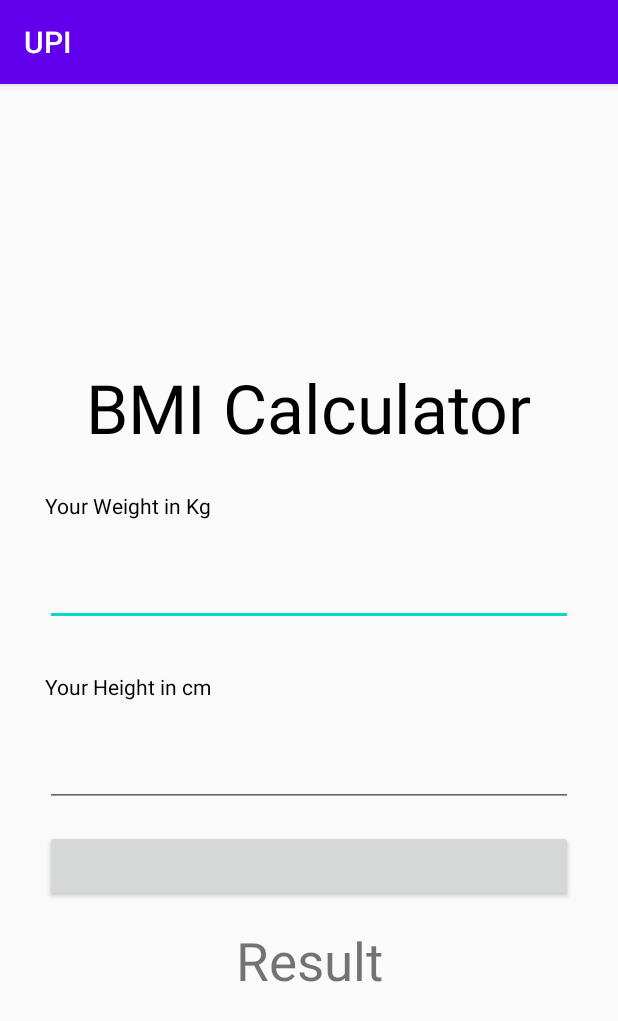
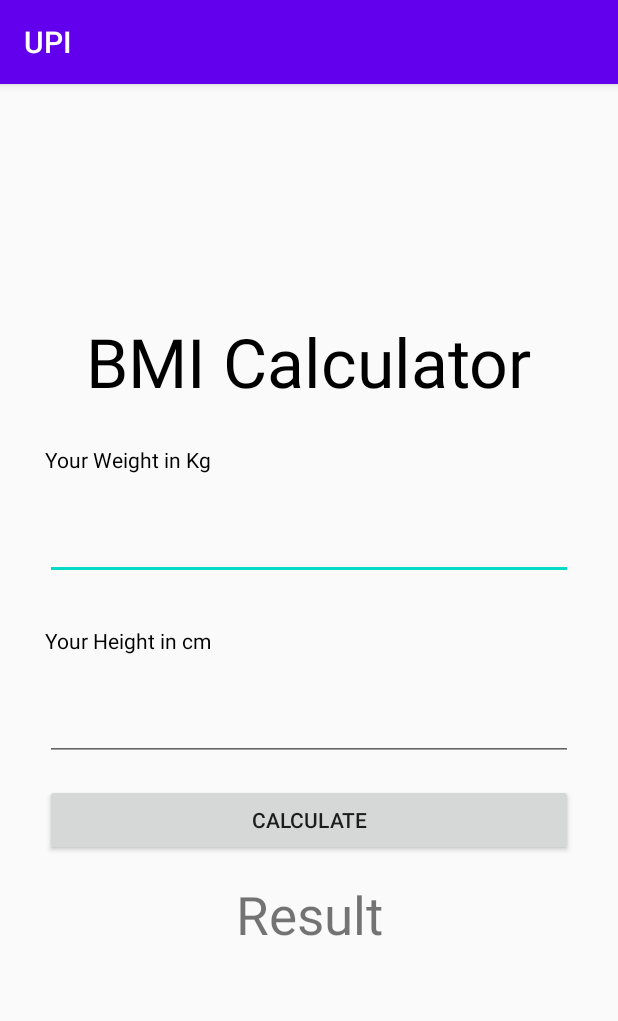
Before and after one commit to Mini-Project-GLAU-2020-21/Patient-s_Unique_Identification, an Android app: the Bmi screen opened directly, with no data from a screen before it, on a phone screen of 412 x 824 dp. Shown: the top 1021 px of the screen. Run offline under Robolectric (Android 15) with nearby library versions, the phone set to English and light mode, and no system bars; Roboto replaces fonts that are not available here.

Commit message:
Initial Commit

```diff
--- a/app/src/main/res/layout/activity_bmi.xml
+++ b/app/src/main/res/layout/activity_bmi.xml
@@ -23,6 +23,7 @@
         android:layout_marginHorizontal="30dp"
         />
     <EditText
+        android:id="@+id/Weight"
         android:layout_width="match_parent"
         android:layout_height="wrap_content"
         android:layout_marginHorizontal="30dp"
@@ -40,6 +41,7 @@
         android:layout_marginVertical="15dp"
         />
     <EditText
+        android:id="@+id/Height"
         android:layout_width="match_parent"
         android:layout_height="wrap_content"
         android:layout_marginHorizontal="30dp"
@@ -52,6 +54,7 @@
         android:layout_height="wrap_content"
         android:layout_marginVertical="15dp"
         android:layout_marginHorizontal="30dp"
+        android:text="Calculate"
         />
     <TextView
         android:layout_width="match_parent"
@@ -61,4 +64,11 @@
         android:textSize="35sp"
 
         />
+    <TextView
+        android:id="@+id/result"
+        android:layout_width="wrap_content"
+        android:layout_height="wrap_content"
+        android:textAlignment="center"
+        android:textSize="45sp"
+        />
 </LinearLayout>
```
Also changed, not shown: app/src/main/res/drawable/btn_bg.xml (added, +7 -0 lines), app/src/main/res/drawable/edit_bg.xml (added, +7 -0 lines).
